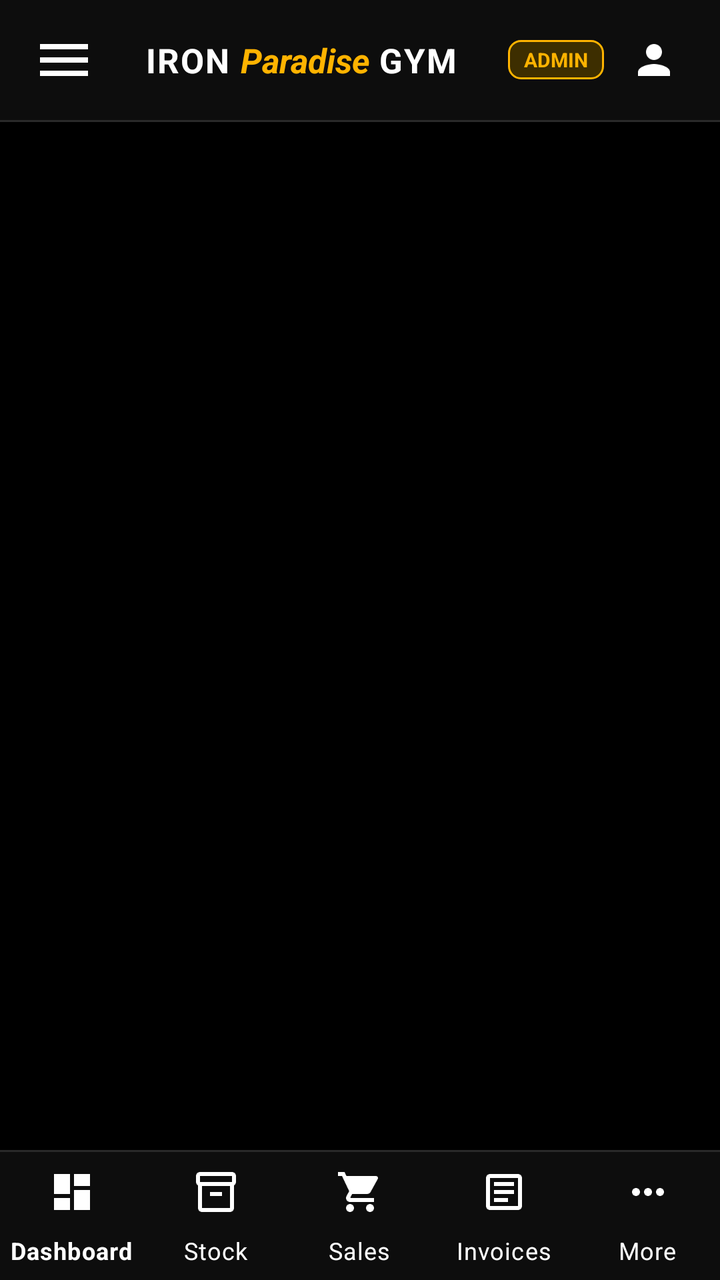
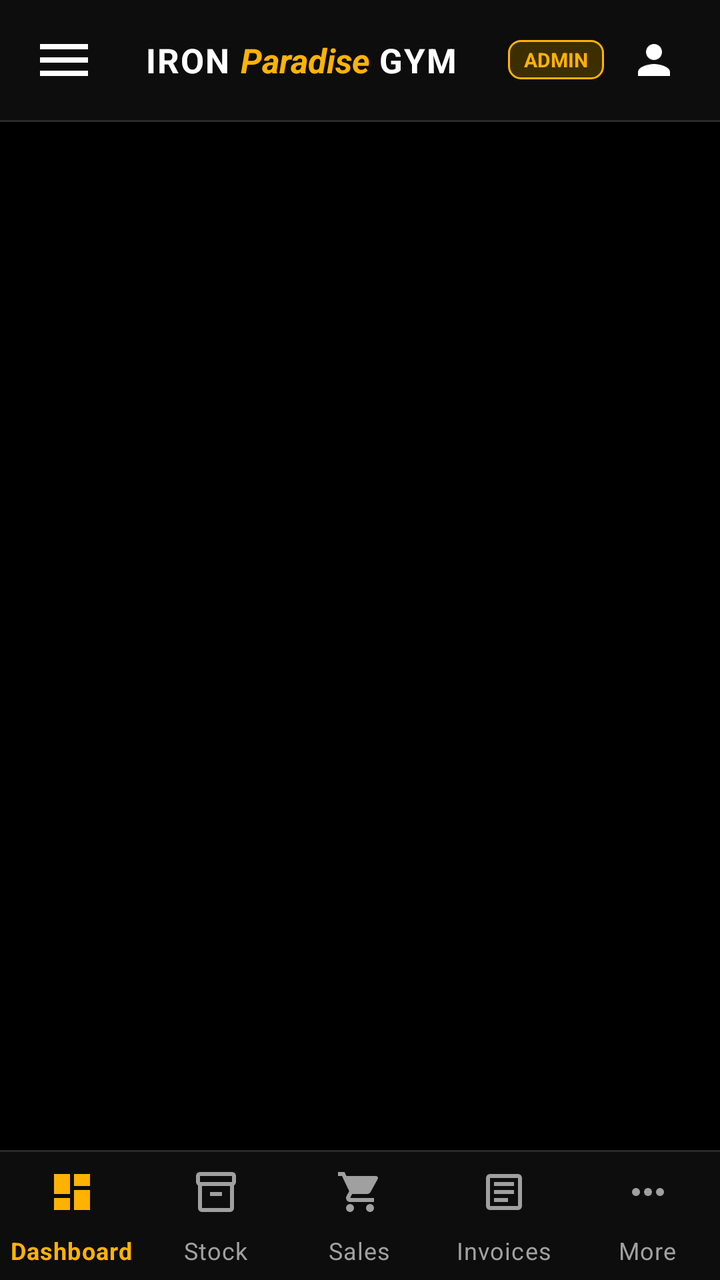

An Android layout rendered at two revisions. The XML below is the earlier revision; the diff shows what the commit changed to produce the second picture.
<!-- AndroidManifest.xml: application theme Theme.IronParadiseGymCRM -->
<!-- res/layout/activity_main.xml -->
<?xml version="1.0" encoding="utf-8"?>
<LinearLayout xmlns:android="http://schemas.android.com/apk/res/android"
    xmlns:app="http://schemas.android.com/apk/res-auto"
    android:layout_width="match_parent"
    android:layout_height="match_parent"
    android:orientation="vertical"
    android:background="@color/bg_black">

    
    <LinearLayout
        android:id="@+id/topBar"
        android:layout_width="match_parent"
        android:layout_height="60dp"
        android:orientation="horizontal"
        android:gravity="center_vertical"
        android:paddingHorizontal="16dp"
        android:background="@color/bg_dark">

        <ImageView
            android:id="@+id/btnMenu"
            android:layout_width="32dp"
            android:layout_height="32dp"
            android:src="@drawable/ic_menu"
            app:tint="@color/text_primary"
            android:contentDescription="Menu"
            android:background="?attr/selectableItemBackgroundBorderless" />

        <LinearLayout
            android:layout_width="0dp"
            android:layout_height="wrap_content"
            android:layout_weight="1"
            android:gravity="center"
            android:orientation="horizontal">

            <TextView
                android:layout_width="wrap_content"
                android:layout_height="wrap_content"
                android:text="IRON "
                android:textColor="@color/text_primary"
                android:textSize="17sp"
                android:textStyle="bold"
                android:letterSpacing="0.04" />

            <TextView
                android:layout_width="wrap_content"
                android:layout_height="wrap_content"
                android:text="Paradise "
                android:textColor="@color/accent_gold"
                android:textSize="17sp"
                android:textStyle="italic|bold" />

            <TextView
                android:layout_width="wrap_content"
                android:layout_height="wrap_content"
                android:text="GYM"
                android:textColor="@color/text_primary"
                android:textSize="17sp"
                android:textStyle="bold"
                android:letterSpacing="0.04" />
        </LinearLayout>

        
        <TextView
            android:id="@+id/tvRoleBadge"
            android:layout_width="wrap_content"
            android:layout_height="wrap_content"
            android:text="ADMIN"
            android:textColor="@color/accent_gold"
            android:textSize="10sp"
            android:textStyle="bold"
            android:background="@drawable/bg_badge_low_stock"
            android:paddingHorizontal="8dp"
            android:paddingVertical="3dp"
            android:layout_marginEnd="8dp" />

        
        <ImageButton
            android:id="@+id/btnLogout"
            android:layout_width="34dp"
            android:layout_height="34dp"
            android:background="?attr/selectableItemBackgroundBorderless"
            android:src="@drawable/ic_person"
            app:tint="@color/text_primary"
            android:contentDescription="Profile / Logout" />
    </LinearLayout>

    <View
        android:layout_width="match_parent"
        android:layout_height="1dp"
        android:background="@color/border_color" />

    
    <FrameLayout
        android:id="@+id/fragmentContainer"
        android:layout_width="match_parent"
        android:layout_height="0dp"
        android:layout_weight="1" />

    <View
        android:layout_width="match_parent"
        android:layout_height="1dp"
        android:background="@color/border_color" />

    
    <com.google.android.material.bottomnavigation.BottomNavigationView
        android:id="@+id/bottomNav"
        android:layout_width="match_parent"
        android:layout_height="64dp"
        android:background="@color/bg_dark"
        app:menu="@menu/bottom_nav_menu"
        app:itemIconTint="@color/text_primary"
        app:itemTextColor="@color/text_primary"
        app:labelVisibilityMode="labeled" />

</LinearLayout>
<!-- resources referenced by this layout -->
<resources>
  <color name="accent_gold">#FFB300</color>
  <color name="bg_black">#000000</color>
  <color name="bg_dark">#0D0D0D</color>
  <color name="border_color">#2A2A2A</color>
  <color name="text_primary">#FFFFFF</color>
  <!-- drawable ic_menu (drawable) -->
  <vector xmlns:android="http://schemas.android.com/apk/res/android"
      android:width="24dp"
      android:height="24dp"
      android:viewportWidth="24"
      android:viewportHeight="24">
      <path
          android:fillColor="#FFFFFFFF"
          android:pathData="M3,18h18v-2H3v2zm0,-5h18v-2H3v2zm0,-7v2h18V6H3z" />
  </vector>
  <style name="Theme.IronParadiseGymCRM" parent="Theme.MaterialComponents.DayNight.NoActionBar">
          
          <item name="colorPrimary">@color/text_primary</item>
          <item name="colorPrimaryVariant">@color/bg_card_elevated</item>
          <item name="colorOnPrimary">@color/bg_black</item>
          
          
          <item name="colorSecondary">@color/accent_gold</item>
          <item name="colorSecondaryVariant">@color/accent_gold_dark</item>
          <item name="colorOnSecondary">@color/bg_black</item>
          
          
          <item name="android:windowBackground">@color/bg_black</item>
          <item name="colorSurface">@color/bg_card</item>
          <item name="colorOnSurface">@color/text_primary</item>
          <item name="android:colorBackground">@color/bg_black</item>
          
          
          <item name="android:statusBarColor">@color/bg_black</item>
          <item name="android:windowLightStatusBar">false</item>
          <item name="android:navigationBarColor">@color/bg_black</item>
  
          
          <item name="cardViewStyle">@style/IronCardView</item>
          <item name="textInputStyle">@style/IronTextInput</item>
          <item name="materialButtonStyle">@style/IronButtonPrimary</item>
      </style>
  <color name="badge_low_stock_bg">#3D2E00</color>
  <color name="badge_low_stock_text">#FFB300</color>
  <color name="bg_card_elevated">#202020</color>
  <color name="accent_gold_dark">#C68400</color>
  <color name="bg_card">#161616</color>
  <style name="IronCardView" parent="Widget.MaterialComponents.CardView">
          <item name="cardBackgroundColor">@color/bg_card</item>
          <item name="cardCornerRadius">12dp</item>
          <item name="cardElevation">0dp</item>
          <item name="strokeColor">@color/border_color</item>
          <item name="strokeWidth">1dp</item>
      </style>
  <style name="IronButtonPrimary" parent="Widget.MaterialComponents.Button">
          <item name="android:backgroundTint">@color/text_primary</item>
          <item name="android:textColor">@color/bg_black</item>
          <item name="android:textStyle">bold</item>
          <item name="cornerRadius">10dp</item>
          <item name="android:textAllCaps">false</item>
          <item name="android:letterSpacing">0.05</item>
          <item name="android:paddingTop">12dp</item>
          <item name="android:paddingBottom">12dp</item>
      </style>
  <color name="border_light">#383838</color>
  <color name="text_secondary">#A0A0A0</color>
  <color name="text_muted">#666666</color>
  <!-- unchanged entries left out for length: 3 -->
</resources>

<!-- the commit's change to res/layout/activity_main.xml (unified diff, before → after) -->
@@ -108,8 +108,8 @@
         android:layout_height="64dp"
         android:background="@color/bg_dark"
         app:menu="@menu/bottom_nav_menu"
-        app:itemIconTint="@color/text_primary"
-        app:itemTextColor="@color/text_primary"
+        app:itemIconTint="@color/nav_item_color"
+        app:itemTextColor="@color/nav_item_color"
         app:labelVisibilityMode="labeled" />
 
 </LinearLayout>
<!-- resource entries referenced after the edit -->
@@ -17,8 +17,8 @@
   </vector>
   <style name="Theme.IronParadiseGymCRM" parent="Theme.MaterialComponents.DayNight.NoActionBar">
           
-          <item name="colorPrimary">@color/text_primary</item>
-          <item name="colorPrimaryVariant">@color/bg_card_elevated</item>
+          <item name="colorPrimary">@color/accent_gold</item>
+          <item name="colorPrimaryVariant">@color/accent_gold_dark</item>
           <item name="colorOnPrimary">@color/bg_black</item>
           
           
@@ -41,10 +41,10 @@
           <item name="cardViewStyle">@style/IronCardView</item>
           <item name="textInputStyle">@style/IronTextInput</item>
           <item name="materialButtonStyle">@style/IronButtonPrimary</item>
+          <item name="materialButtonOutlinedStyle">@style/IronButtonSecondary</item>
       </style>
   <color name="badge_low_stock_bg">#3D2E00</color>
   <color name="badge_low_stock_text">#FFB300</color>
-  <color name="bg_card_elevated">#202020</color>
   <color name="accent_gold_dark">#C68400</color>
   <color name="bg_card">#161616</color>
   <style name="IronCardView" parent="Widget.MaterialComponents.CardView">
@@ -55,7 +55,8 @@
           <item name="strokeWidth">1dp</item>
       </style>
   <style name="IronButtonPrimary" parent="Widget.MaterialComponents.Button">
-          <item name="android:backgroundTint">@color/text_primary</item>
+          <item name="android:backgroundTint">@color/accent_gold</item>
+          <item name="backgroundTint">@color/accent_gold</item>
           <item name="android:textColor">@color/bg_black</item>
           <item name="android:textStyle">bold</item>
           <item name="cornerRadius">10dp</item>
@@ -64,6 +65,15 @@
           <item name="android:paddingTop">12dp</item>
           <item name="android:paddingBottom">12dp</item>
       </style>
+  <style name="IronButtonSecondary" parent="Widget.MaterialComponents.Button.OutlinedButton">
+          <item name="android:backgroundTint">@android:color/transparent</item>
+          <item name="backgroundTint">@android:color/transparent</item>
+          <item name="strokeColor">@color/border_light</item>
+          <item name="strokeWidth">1.5dp</item>
+          <item name="android:textColor">@color/accent_gold</item>
+          <item name="cornerRadius">10dp</item>
+          <item name="android:textAllCaps">false</item>
+      </style>
   <color name="border_light">#383838</color>
   <color name="text_secondary">#A0A0A0</color>
   <color name="text_muted">#666666</color>
